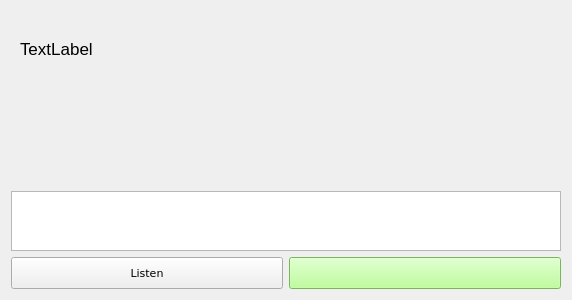
The window that Ui/pract5.ui (robinpalat/idiomindQt) describes before a commit, drawn with Qt 5.
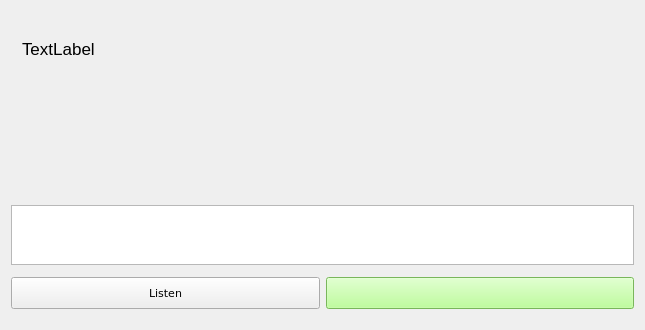
The same window after the commit. Icons and pictures are not drawn. Custom widgets are drawn as their Qt base class.

What changed in the file:
```diff
--- a/Ui/pract5.ui
+++ b/Ui/pract5.ui
@@ -6,8 +6,8 @@
    <rect>
     <x>0</x>
     <y>0</y>
-    <width>572</width>
-    <height>300</height>
+    <width>645</width>
+    <height>330</height>
    </rect>
   </property>
   <property name="minimumSize">
@@ -40,7 +40,7 @@
        <number>0</number>
       </property>
       <property name="bottomMargin">
-       <number>0</number>
+       <number>6</number>
       </property>
       <item>
        <spacer name="verticalSpacer">
@@ -159,6 +159,9 @@
    </item>
    <item row="1" column="0">
     <layout class="QHBoxLayout" name="horizontalLayout_3">
+     <property name="bottomMargin">
+      <number>10</number>
+     </property>
      <item>
       <widget class="QPushButton" name="pushButton_listen">
        <property name="minimumSize">
```
